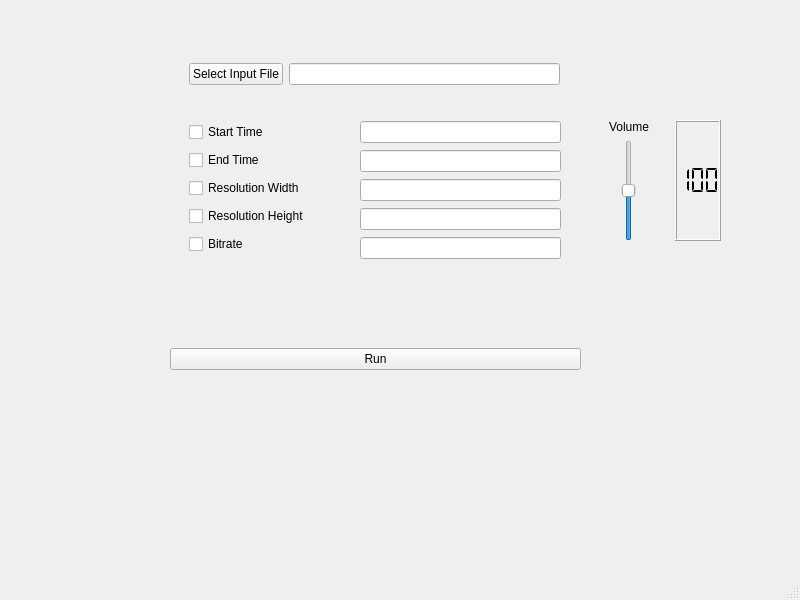
KnoBuddy/videoeditor, file gui.ui: the form before one commit.
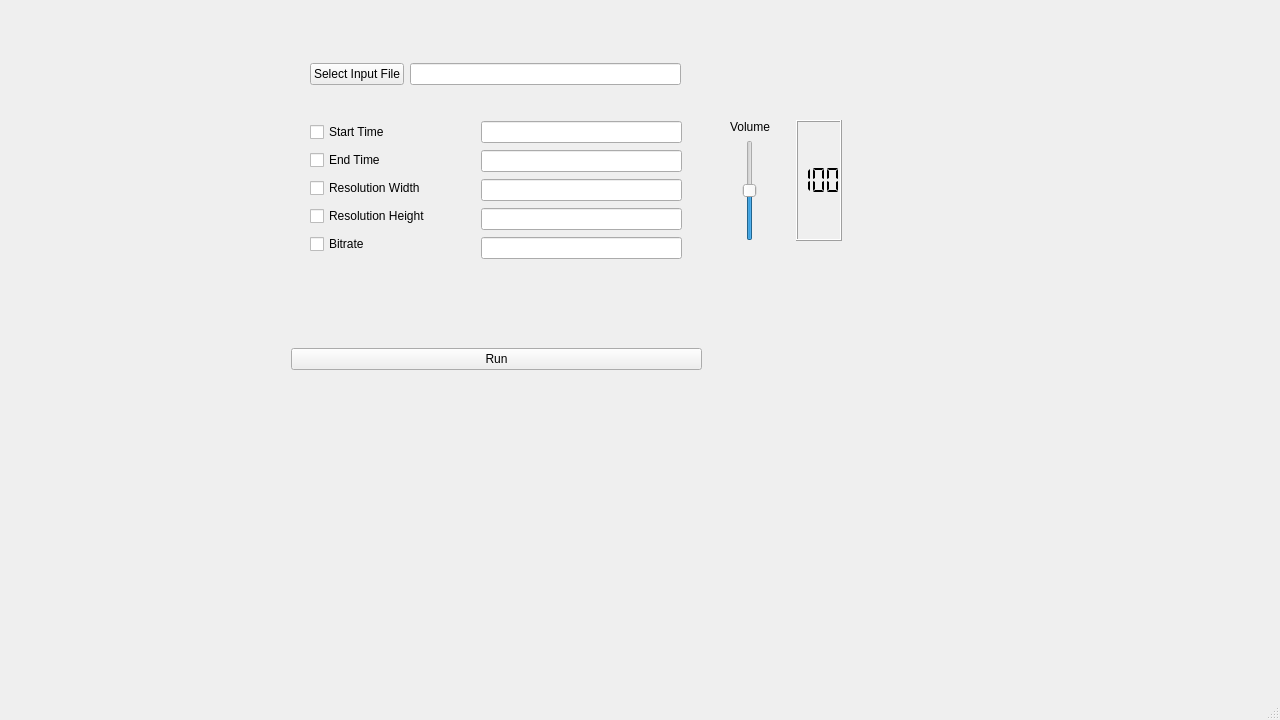
The form after the commit.

Commit message: created maximized window

Diff of the .ui file:
```diff
--- a/gui.ui
+++ b/gui.ui
@@ -6,10 +6,28 @@
    <rect>
     <x>0</x>
     <y>0</y>
-    <width>800</width>
-    <height>600</height>
+    <width>1280</width>
+    <height>720</height>
    </rect>
   </property>
+  <property name="sizePolicy">
+   <sizepolicy hsizetype="Expanding" vsizetype="Expanding">
+    <horstretch>0</horstretch>
+    <verstretch>0</verstretch>
+   </sizepolicy>
+  </property>
+  <property name="minimumSize">
+   <size>
+    <width>1280</width>
+    <height>720</height>
+   </size>
+  </property>
+  <property name="maximumSize">
+   <size>
+    <width>1920</width>
+    <height>1080</height>
+   </size>
+  </property>
   <property name="windowTitle">
    <string>MainWindow</string>
   </property>
@@ -17,7 +35,7 @@
    <widget class="QWidget" name="horizontalLayoutWidget">
     <property name="geometry">
      <rect>
-      <x>170</x>
+      <x>291</x>
       <y>319</y>
       <width>411</width>
       <height>81</height>
@@ -36,7 +54,7 @@
    <widget class="QWidget" name="verticalLayoutWidget">
     <property name="geometry">
      <rect>
-      <x>189</x>
+      <x>310</x>
       <y>120</y>
       <width>171</width>
       <height>141</height>
@@ -83,7 +101,7 @@
    <widget class="QWidget" name="verticalLayoutWidget_2">
     <property name="geometry">
      <rect>
-      <x>360</x>
+      <x>481</x>
       <y>120</y>
       <width>201</width>
       <height>141</height>
@@ -110,7 +128,7 @@
    <widget class="QWidget" name="horizontalLayoutWidget_2">
     <property name="geometry">
      <rect>
-      <x>189</x>
+      <x>310</x>
       <y>59</y>
       <width>371</width>
       <height>31</height>
@@ -132,7 +150,7 @@
    <widget class="QWidget" name="horizontalLayoutWidget_4">
     <property name="geometry">
      <rect>
-      <x>600</x>
+      <x>721</x>
       <y>120</y>
       <width>121</width>
       <height>121</height>
```
The commit also changes 1 other file.
